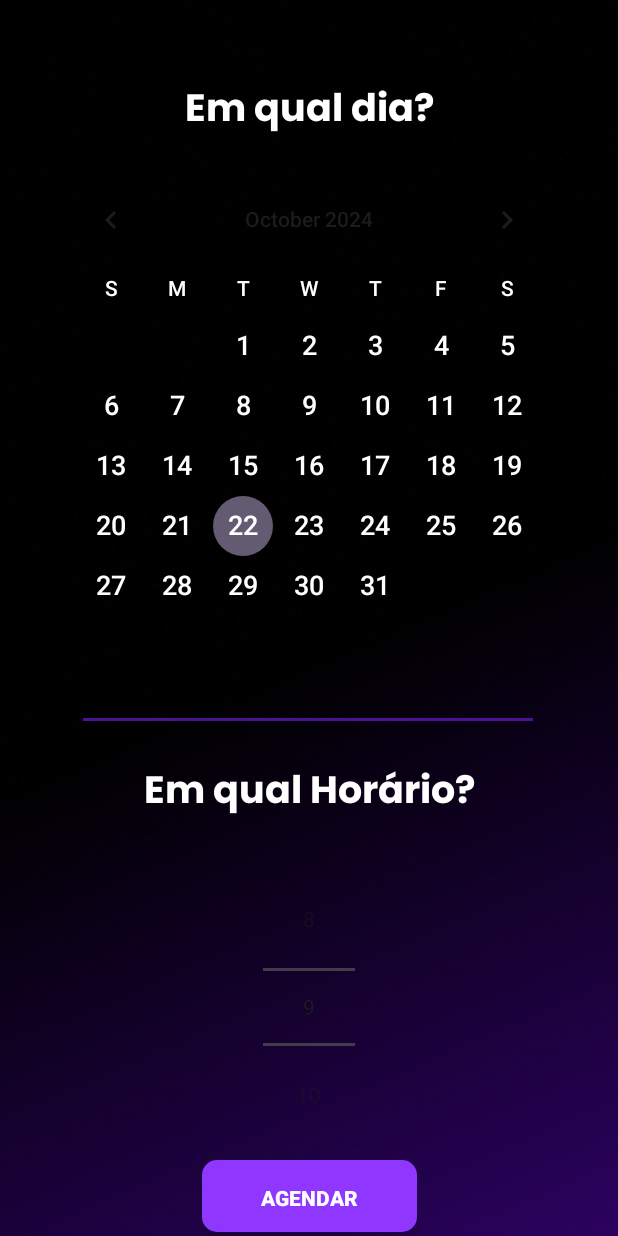
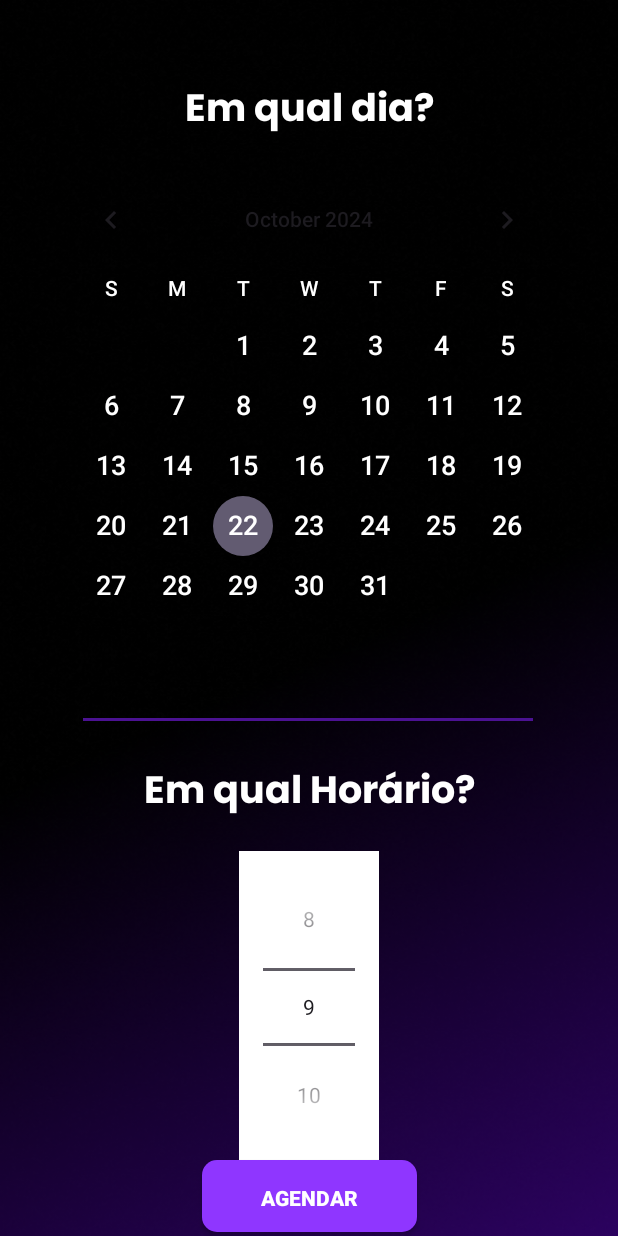
Before and after one commit to LucasEmanuel-code/ironworksgymMobile, an Android app: the layout agendamento.xml on its own in the app's theme, with its tools: preview values and no code run, on a phone screen of 412 x 824 dp. Run offline under Robolectric (Android 15) with nearby library versions, the phone set to English and light mode, and no system bars.

```diff
--- a/app/src/main/res/layout/agendamento.xml
+++ b/app/src/main/res/layout/agendamento.xml
@@ -65,6 +65,13 @@
         android:layout_width="93dp"
         android:layout_height="208dp"
         android:layout_marginTop="16dp"
+        android:background="@color/white"
+        android:numbersBackgroundColor="@color/black"
+        android:numbersInnerTextColor="@color/black"
+        android:numbersSelectorColor="@color/black"
+        android:numbersTextColor="@color/black"
+        android:outlineAmbientShadowColor="@color/black"
+        android:outlineSpotShadowColor="@color/black"
         android:timePickerMode="spinner"
         app:layout_constraintEnd_toEndOf="parent"
         app:layout_constraintStart_toStartOf="parent"
--- a/app/src/main/res/layout/fragment_profile.xml
+++ b/app/src/main/res/layout/fragment_profile.xml
@@ -119,4 +119,6 @@
         app:layout_constraintTop_toBottomOf="@+id/txtInputLayoutEmail" />
 
 
+
+
 </androidx.constraintlayout.widget.ConstraintLayout>
```
